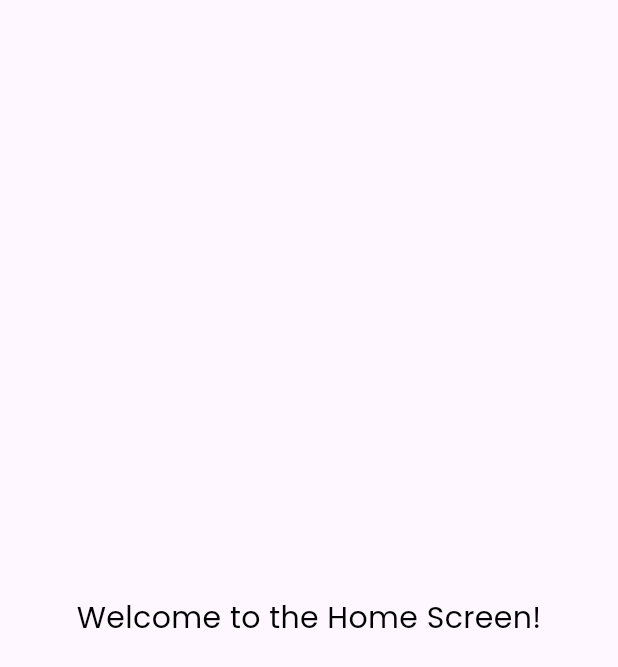
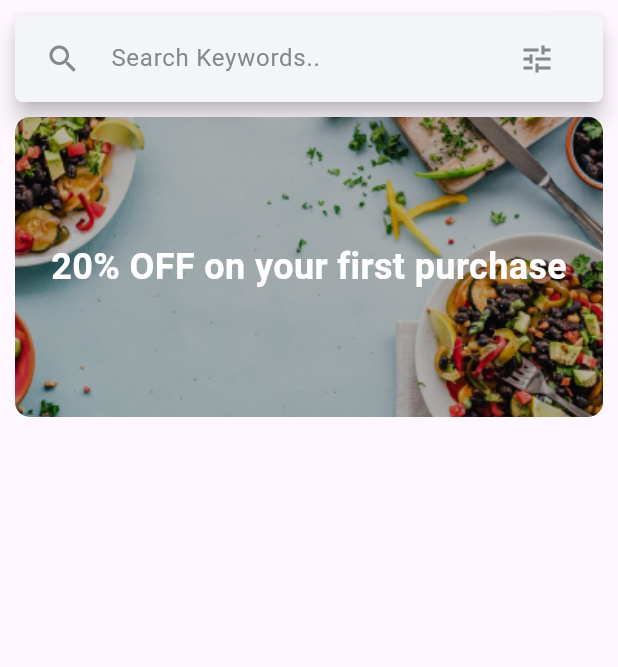
Before and after one commit to Omaralkhanjy94/grocery_app, a Flutter app: the HomeScreen screen opened directly, on a phone screen of 412 x 824 dp. Shown: the top 667 px of the screen. Run offline on Flutter 3.47's test engine with Material 3 defaults, Android fonts, the phone set to English and light mode, and no system bars; our stand-ins replace google_fonts; missing offline and left inert: short_navigation.

Commit message:
home screen
I added a search bar and a cover image.

```diff
--- a/lib/extensions/change_content_position.dart
+++ b/lib/extensions/change_content_position.dart
@@ -1,5 +1,5 @@
-import 'package:grossery/core/login_page_position_top.dart';
-import 'package:grossery/core/sign_up_page_position_top_r.dart';
+import '../../core/login_page_position_top.dart';
+import '../../core/sign_up_page_position_top_r.dart';
 
 extension ChangeContentPosition on void {
   void switchPosition() {
--- a/lib/extensions/email_text_field_x.dart
+++ b/lib/extensions/email_text_field_x.dart
@@ -1,9 +1,9 @@
 //Converting email text field to an extension for reusability
 import 'package:flutter/material.dart';
 import 'package:google_fonts/google_fonts.dart';
-import 'package:grossery/core/login_page_position_top.dart';
-import 'package:grossery/core/sign_up_page_position_top_r.dart';
-import 'package:grossery/extensions/change_content_position.dart';
+import '../../core/login_page_position_top.dart';
+import '../../core/sign_up_page_position_top_r.dart';
+import 'change_content_position.dart';
 
 extension EmailTextFieldX on String {
   Widget emailTextField(
--- a/lib/extensions/phone_number_x.dart
+++ b/lib/extensions/phone_number_x.dart
@@ -1,6 +1,6 @@
 import 'package:flutter/material.dart';
-import 'package:grossery/extensions/change_content_position.dart';
-import 'package:grossery/extensions/email_text_field_x.dart';
+import '../../extensions/change_content_position.dart';
+import '../../extensions/email_text_field_x.dart';
 
 extension PhoneNumberX on String {
   Widget phoneNumberTextField(
@@ -9,7 +9,7 @@ extension PhoneNumberX on String {
   ) {
     return TextField(
       onTap: () => context.switchPosition(),
-      onSubmitted: (text)=>resetContent(context),
+      onSubmitted: (text) => resetContent(context),
       controller: phoneController,
       decoration: InputDecoration(
         filled: true,
--- a/lib/pages/auth/forgot_password_screen.dart
+++ b/lib/pages/auth/forgot_password_screen.dart
@@ -2,6 +2,7 @@
 import 'package:flutter/foundation.dart';
 import 'package:flutter/material.dart';
 import 'package:google_fonts/google_fonts.dart';
+import 'package:short_navigation/short_navigation.dart' show Go;
 import '../../extensions/email_text_field_x.dart';
 import '../../extensions/sized_box_x.dart';
 import '../../widgets/custom_scaffold.dart';
@@ -123,7 +124,8 @@ class _ForgotPasswordScreenState extends State<ForgotPasswordScreen> {
           ScaffoldMessenger.of(context).showSnackBar(
             const SnackBar(content: Text('Reset link sent to your email')),
           );
-          Navigator.of(context).pop();
+          // Navigator.of(context).pop();
+          Go.back();
         }
       } catch (e) {
         if (mounted) {
--- a/lib/pages/home_screen.dart
+++ b/lib/pages/home_screen.dart
@@ -1,5 +1,6 @@
 import 'package:flutter/material.dart';
-import 'package:google_fonts/google_fonts.dart';
+import '../../extensions/sized_box_x.dart';
+// import 'package:google_fonts/google_fonts.dart';
 import '../../widgets/custom_scaffold.dart';
 
 class HomeScreen extends StatelessWidget {
@@ -9,10 +10,81 @@ class HomeScreen extends StatelessWidget {
   Widget build(BuildContext context) {
     return CustomScaffold(
       title: 'Home',
-      body: Center(
-        child: Text(
-          'Welcome to the Home Screen!',
-          style: GoogleFonts.poppins(fontSize: 20, color: Colors.black),
+      body: SafeArea(
+        child: Padding(
+          padding: const EdgeInsets.all(10.0),
+          child: Column(
+            children: [
+              //todo: Search Bar
+              SearchBar(
+                shape: WidgetStateProperty.all(
+                  RoundedRectangleBorder(
+                    borderRadius: BorderRadius.circular(5),
+                  ),
+                ),
+                padding: WidgetStateProperty.all(
+                  const EdgeInsets.symmetric(horizontal: 20, vertical: 5),
+                ),
+                //Let the search bar background color from F4F5F9 to 868889
+                backgroundColor: WidgetStateProperty.resolveWith((states) {
+                  if (states.contains(WidgetState.focused)) {
+                    return const Color(0xff868889);
+                  }
+                  return const Color(0xffF4F5F9);
+                }),
+                leading: Icon(Icons.search, color: Color(0xff868889)),
+                trailing: [
+                  IconButton(
+                    onPressed: () {},
+                    icon: Icon(Icons.tune, color: Color(0xff868889)),
+                  ),
+                ],
+                hintText: 'Search Keywords..',
+                hintStyle: WidgetStateProperty.resolveWith((states) {
+                  return TextStyle(
+                    color: states.contains(WidgetState.focused)
+                        ? Colors.white
+                        : Color(0xff868889),
+                  );
+                }),
+                onChanged: (value) {
+                  // Handle search input change
+                },
+              ),
+              10.height,
+              //todo: cover image
+              // a text over the image that says "20% OFF on your first purchase"
+              Container(
+                width: double.infinity,
+                height: 200,
+                decoration: BoxDecoration(
+                  borderRadius: BorderRadius.circular(10),
+                  image: const DecorationImage(
+                    image: AssetImage('assets/images/home_screen_cover.jpg'),
+                    fit: BoxFit.cover,
+                  ),
+                ),
+                child: Container(
+                  decoration: BoxDecoration(
+                    borderRadius: BorderRadius.circular(10),
+                    color: Colors.black.withOpacity(0.3),
+                  ),
+                  child: Center(
+                    child: Text(
+                      '20% OFF on your first purchase',
+                      style: TextStyle(
+                        color: Colors.white,
+                        fontSize: 24,
+                        fontWeight: FontWeight.bold,
+                      ),
+                    ),
+                  ),
+                ),
+              ),
+              //todo: categories
+              //todo: featured products
+            ],
+          ),
         ),
       ),
     );
--- a/lib/start.dart
+++ b/lib/start.dart
@@ -1,4 +1,6 @@
 import 'package:flutter/material.dart';
+import '../pages/home_screen.dart';
+import 'package:short_navigation/short_navigation.dart' show Go;
 import 'pages/auth/login_screen.dart';
 import 'pages/auth/signup_screen.dart';
 import 'pages/auth/welcome_screen.dart' show WelcomeScreen;
@@ -10,6 +12,7 @@ class Groccery extends StatelessWidget {
   @override
   Widget build(BuildContext context) {
     return MaterialApp(
+      navigatorKey: Go.navigatorKey,
       title: 'Grocery App',
       theme: ThemeData(primarySwatch: Colors.green),
       home: SplashScreen(),
@@ -18,11 +21,7 @@ class Groccery extends StatelessWidget {
         '/splash2': (context) => SplashScreen2(),
         '/splash3': (context) => SplashScreen3(),
         '/splash4': (context) => SplashScreen4(),
-        '/home':
-            (context) => Scaffold(
-              appBar: AppBar(title: Text('Home Screen')),
-              body: Center(child: Text('Welcome to the Home Screen!')),
-            ),
+        '/home': (context) => const HomeScreen(),
         '/welcome': (context) => WelcomeScreen(),
         '/login': (context) => LoginScreen(),
         // Add other routes here as needed
```
Also changed, not shown: lib/extensions/password_text_field_x.dart (+3 -4 lines), lib/go.dart (deleted, +0 -26 lines), lib/pages/auth/login_screen.dart (+74 -17 lines), lib/pages/auth/signup_screen.dart (+26 -13 lines), lib/pages/auth/welcome.dart (+4 -8 lines), lib/pages/auth/welcome_screen.dart (+2 -7 lines), pubspec.yaml (+4 -3 lines), assets/images/home_screen_cover.jpg (added), pubspec.lock, 26 other files.
